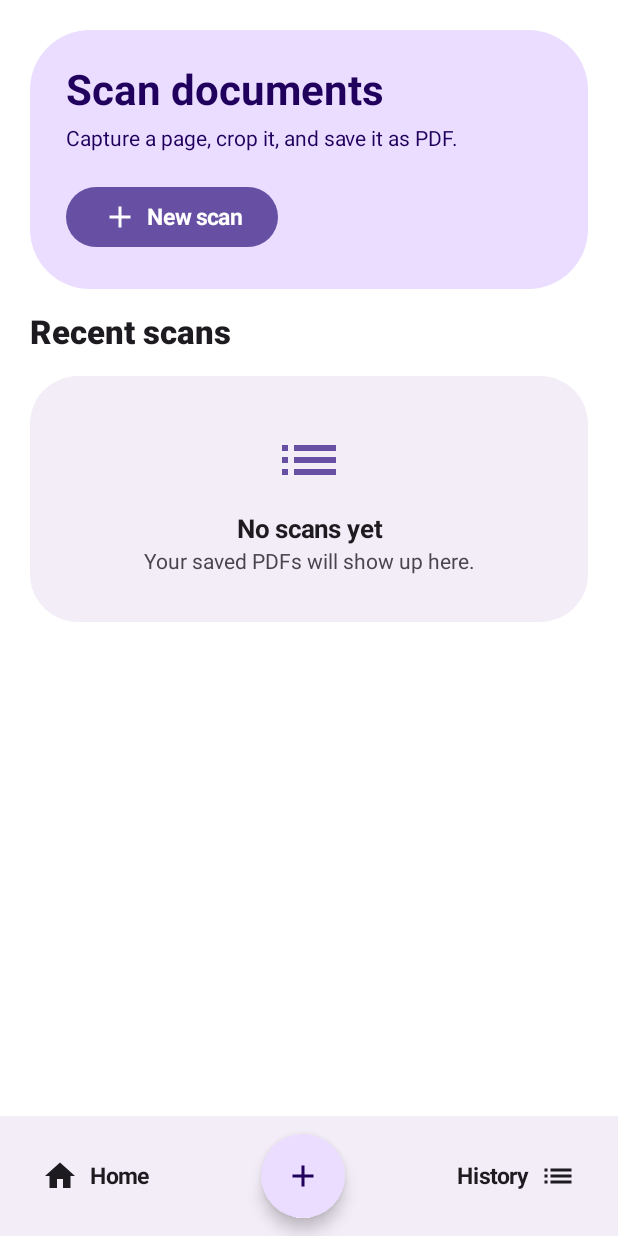
After one commit to WKCW-Project/Scanify, an Android app built with Jetpack Compose: the composable HomeScreen called with empty values, on a phone screen of 412 x 824 dp. The commit adds this screen. Run offline under Robolectric (Android 15) with nearby library versions, the phone set to English and light mode, and no system bars; 2 statements that could not run were skipped.

Commit message:
ui: add home screen with scan history
Change-Id: I01f254a0aa2a197ee8d00578b72346ed26a154d7

```diff
--- /dev/null
+++ b/app/src/main/java/com/wkcw/scanify/ui/HomeScreen.kt
@@ -0,0 +1,234 @@
+package com.wkcw.scanify.ui
+
+import androidx.compose.foundation.Image
+import androidx.compose.foundation.clickable
+import androidx.compose.foundation.layout.Arrangement
+import androidx.compose.foundation.layout.Box
+import androidx.compose.foundation.layout.Column
+import androidx.compose.foundation.layout.PaddingValues
+import androidx.compose.foundation.layout.Row
+import androidx.compose.foundation.layout.Spacer
+import androidx.compose.foundation.layout.fillMaxSize
+import androidx.compose.foundation.layout.fillMaxWidth
+import androidx.compose.foundation.layout.height
+import androidx.compose.foundation.layout.navigationBarsPadding
+import androidx.compose.foundation.layout.padding
+import androidx.compose.foundation.layout.size
+import androidx.compose.foundation.layout.width
+import androidx.compose.foundation.lazy.LazyColumn
+import androidx.compose.foundation.lazy.items
+import androidx.compose.material.icons.Icons
+import androidx.compose.material.icons.filled.Add
+import androidx.compose.material.icons.filled.Delete
+import androidx.compose.material.icons.filled.Home
+import androidx.compose.material.icons.filled.List
+import androidx.compose.material3.Button
+import androidx.compose.material3.FloatingActionButton
+import androidx.compose.material3.Icon
+import androidx.compose.material3.IconButton
+import androidx.compose.material3.MaterialTheme
+import androidx.compose.material3.Scaffold
+import androidx.compose.material3.Surface
+import androidx.compose.material3.Text
+import androidx.compose.runtime.Composable
+import androidx.compose.ui.Alignment
+import androidx.compose.ui.Modifier
+import androidx.compose.ui.graphics.asImageBitmap
+import androidx.compose.ui.layout.ContentScale
+import androidx.compose.ui.text.style.TextOverflow
+import androidx.compose.ui.unit.dp
+import com.wkcw.scanify.history.ScanHistory
+import com.wkcw.scanify.history.ScanRecord
+import java.text.SimpleDateFormat
+import java.util.Locale
+
+@Composable
+fun HomeScreen(
+    history: List<ScanRecord>,
+    onNewScan: () -> Unit,
+    onOpen: (ScanRecord) -> Unit,
+    onDelete: (ScanRecord) -> Unit,
+) {
+    Scaffold(
+        containerColor = MaterialTheme.colorScheme.surfaceContainerLowest,
+        bottomBar = {
+            Surface(
+                Modifier.navigationBarsPadding(),
+                color = MaterialTheme.colorScheme.surfaceContainer,
+                tonalElevation = 3.dp,
+            ) {
+                Row(
+                    Modifier
+                        .fillMaxWidth()
+                        .padding(horizontal = 28.dp, vertical = 12.dp),
+                    verticalAlignment = Alignment.CenterVertically,
+                    horizontalArrangement = Arrangement.SpaceBetween,
+                ) {
+                    Row(verticalAlignment = Alignment.CenterVertically) {
+                        Icon(Icons.Filled.Home, contentDescription = null)
+                        Spacer(Modifier.width(8.dp))
+                        Text("Home", style = MaterialTheme.typography.labelLarge)
+                    }
+                    FloatingActionButton(
+                        onClick = onNewScan,
+                        containerColor = MaterialTheme.colorScheme.primaryContainer,
+                        contentColor = MaterialTheme.colorScheme.onPrimaryContainer,
+                    ) {
+                        Icon(Icons.Filled.Add, contentDescription = "New scan")
+                    }
+                    Row(verticalAlignment = Alignment.CenterVertically) {
+                        Text("History", style = MaterialTheme.typography.labelLarge)
+                        Spacer(Modifier.width(8.dp))
+                        Icon(Icons.Filled.List, contentDescription = null)
+                    }
+                }
+            }
+        },
+    ) { padding ->
+        LazyColumn(
+            Modifier.fillMaxSize().padding(padding),
+            contentPadding = PaddingValues(20.dp),
+            verticalArrangement = Arrangement.spacedBy(16.dp),
+        ) {
+            item {
+                Surface(
+                    Modifier.fillMaxWidth(),
+                    shape = MaterialTheme.shapes.extraLarge,
+                    color = MaterialTheme.colorScheme.primaryContainer,
+                ) {
+                    Column(Modifier.padding(24.dp)) {
+                        Text(
+                            "Scan documents",
+                            style = MaterialTheme.typography.headlineMedium,
+                            color = MaterialTheme.colorScheme.onPrimaryContainer,
+                        )
+                        Spacer(Modifier.height(8.dp))
+                        Text(
+                            "Capture a page, crop it, and save it as PDF.",
+                            style = MaterialTheme.typography.bodyMedium,
+                            color = MaterialTheme.colorScheme.onPrimaryContainer,
+                        )
+                        Spacer(Modifier.height(20.dp))
+                        Button(onClick = onNewScan) {
+                            Icon(Icons.Filled.Add, contentDescription = null)
+                            Text("New scan", Modifier.padding(start = 6.dp))
+                        }
+                    }
+                }
+            }
+
+            item {
+                Row(verticalAlignment = Alignment.CenterVertically) {
+                    Text(
+                        "Recent scans",
+                        style = MaterialTheme.typography.titleLarge,
+                        modifier = Modifier.weight(1f),
+                    )
+                    if (history.isNotEmpty()) {
+                        Text(
+                            "${history.size}",
+                            style = MaterialTheme.typography.labelLarge,
+                            color = MaterialTheme.colorScheme.onSurfaceVariant,
+                        )
+                    }
+                }
+            }
+
+            if (history.isEmpty()) {
+                item {
+                    Surface(
+                        Modifier.fillMaxWidth(),
+                        shape = MaterialTheme.shapes.large,
+                        color = MaterialTheme.colorScheme.surfaceContainer,
+                    ) {
+                        Column(
+                            Modifier.padding(32.dp),
+                            horizontalAlignment = Alignment.CenterHorizontally,
+                        ) {
+                            Icon(
+                                Icons.Filled.List,
+                                contentDescription = null,
+                                Modifier.size(48.dp),
+                                tint = MaterialTheme.colorScheme.primary,
+                            )
+                            Spacer(Modifier.height(12.dp))
+                            Text("No scans yet", style = MaterialTheme.typography.titleMedium)
+                            Spacer(Modifier.height(4.dp))
+                            Text(
+                                "Your saved PDFs will show up here.",
+                                style = MaterialTheme.typography.bodyMedium,
+                                color = MaterialTheme.colorScheme.onSurfaceVariant,
+                            )
+                        }
+                    }
+                }
+            } else {
+                items(history, key = { it.id }) { record ->
+                    ScanHistoryCard(record, onOpen, onDelete)
+                }
+            }
+        }
+    }
+}
+
+@Composable
+private fun ScanHistoryCard(
+    record: ScanRecord,
+    onOpen: (ScanRecord) -> Unit,
+    onDelete: (ScanRecord) -> Unit,
+) {
+    val date = SimpleDateFormat("MMM d, yyyy • HH:mm", Locale.getDefault()).format(record.timestamp)
+    val thumb = ScanHistory.thumbnail(record.thumbnail)
+
+    Surface(
+        Modifier.fillMaxWidth().clickable { onOpen(record) },
+        shape = MaterialTheme.shapes.large,
+        color = MaterialTheme.colorScheme.surfaceContainerLow,
+    ) {
+        Row(Modifier.padding(12.dp), verticalAlignment = Alignment.CenterVertically) {
+            Surface(
+                Modifier.size(76.dp),
+                shape = MaterialTheme.shapes.medium,
+                color = MaterialTheme.colorScheme.surfaceContainerHigh,
+            ) {
+                if (thumb != null) {
+                    Image(
+                        thumb.asImageBitmap(),
+                        contentDescription = null,
+                        Modifier.fillMaxSize(),
+                        contentScale = ContentScale.Crop,
+                    )
+                } else {
+                    Box(Modifier.fillMaxSize(), Alignment.Center) {
+                        Icon(Icons.Filled.List, contentDescription = null)
+                    }
+                }
+            }
+
+            Spacer(Modifier.width(16.dp))
+            Column(Modifier.weight(1f)) {
+                Text(
+                    record.name,
+                    style = MaterialTheme.typography.titleMedium,
+                    maxLines = 1,
+                    overflow = TextOverflow.Ellipsis,
+                )
+                Spacer(Modifier.height(2.dp))
+                Text(
+                    date,
+                    style = MaterialTheme.typography.bodySmall,
+                    color = MaterialTheme.colorScheme.onSurfaceVariant,
+                )
+                Text(
+                    "${record.pageCount} page(s)",
+                    style = MaterialTheme.typography.labelSmall,
+                    color = MaterialTheme.colorScheme.primary,
+                )
+            }
+
+            IconButton(onClick = { onDelete(record) }) {
+                Icon(Icons.Filled.Delete, contentDescription = "Delete scan")
+            }
+        }
+    }
+}
```
Also changed, not shown: app/src/main/java/com/wkcw/scanify/MainActivity.kt (+26 -2 lines), app/src/main/java/com/wkcw/scanify/ScanViewModel.kt (+37 -5 lines), app/src/main/java/com/wkcw/scanify/history/ScanHistory.kt (added, +76 -0 lines), app/src/main/java/com/wkcw/scanify/scanner/PdfExporter.kt (+7 -4 lines), app/src/main/java/com/wkcw/scanify/ui/ResultScreen.kt (+3 -10 lines).
